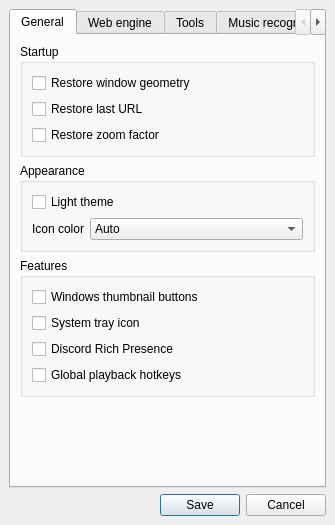
deeffest/Youtube-Music-Desktop-Player, file core/ui/settings_dialog.ui: the form before one commit.
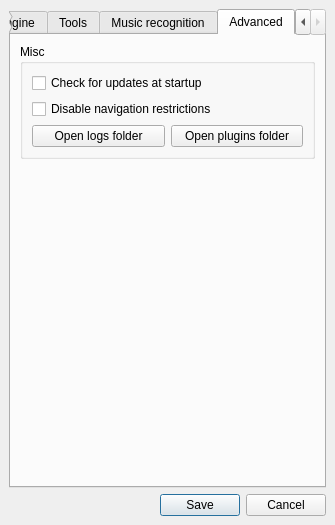
The form after the commit. The open tabs and pages were chosen to show the change.

```diff
--- a/core/ui/settings_dialog.ui
+++ b/core/ui/settings_dialog.ui
@@ -688,6 +688,92 @@
           </item>
          </layout>
         </widget>
+        <widget class="QWidget" name="tab_5">
+         <attribute name="title">
+          <string>Advanced</string>
+         </attribute>
+         <layout class="QVBoxLayout" name="verticalLayout_13">
+          <item>
+           <widget class="QGroupBox" name="groupBox_9">
+            <property name="title">
+             <string>Misc</string>
+            </property>
+            <layout class="QVBoxLayout" name="verticalLayout_15">
+             <item>
+              <widget class="QCheckBox" name="checkBox_19">
+               <property name="focusPolicy">
+                <enum>Qt::FocusPolicy::NoFocus</enum>
+               </property>
+               <property name="text">
+                <string>Check for updates at startup</string>
+               </property>
+              </widget>
+             </item>
+             <item>
+              <widget class="QCheckBox" name="checkBox_20">
+               <property name="focusPolicy">
+                <enum>Qt::FocusPolicy::NoFocus</enum>
+               </property>
+               <property name="toolTip">
+                <string>Allows navigation to or entry of any URL (not recommended).</string>
+               </property>
+               <property name="text">
+                <string>Disable navigation restrictions</string>
+               </property>
+              </widget>
+             </item>
+             <item>
+              <layout class="QHBoxLayout" name="horizontalLayout">
+               <item>
+                <widget class="QPushButton" name="pushButton_5">
+                 <property name="focusPolicy">
+                  <enum>Qt::FocusPolicy::NoFocus</enum>
+                 </property>
+                 <property name="toolTip">
+                  <string>We recommend attaching the `app.log` file from this folder to your bug report on GitHub.</string>
+                 </property>
+                 <property name="text">
+                  <string>Open logs folder</string>
+                 </property>
+                </widget>
+               </item>
+               <item>
+                <widget class="QPushButton" name="pushButton_6">
+                 <property name="focusPolicy">
+                  <enum>Qt::FocusPolicy::NoFocus</enum>
+                 </property>
+                 <property name="toolTip">
+                  <string>Drag and drop the `.js` files (scripts) that should run on YT Music and/or other pages into this folder.
+You can write them yourself or get them from sites like Greasy Fork.</string>
+                 </property>
+                 <property name="text">
+                  <string>Open plugins folder</string>
+                 </property>
+                </widget>
+               </item>
+              </layout>
+             </item>
+            </layout>
+           </widget>
+          </item>
+          <item>
+           <spacer name="verticalSpacer_3">
+            <property name="orientation">
+             <enum>Qt::Orientation::Vertical</enum>
+            </property>
+            <property name="sizeType">
+             <enum>QSizePolicy::Policy::MinimumExpanding</enum>
+            </property>
+            <property name="sizeHint" stdset="0">
+             <size>
+              <width>20</width>
+              <height>307</height>
+             </size>
+            </property>
+           </spacer>
+          </item>
+         </layout>
+        </widget>
        </widget>
       </item>
       <item>
```
Left out of the diff: 23 changed lines with no effect on the pictures.
